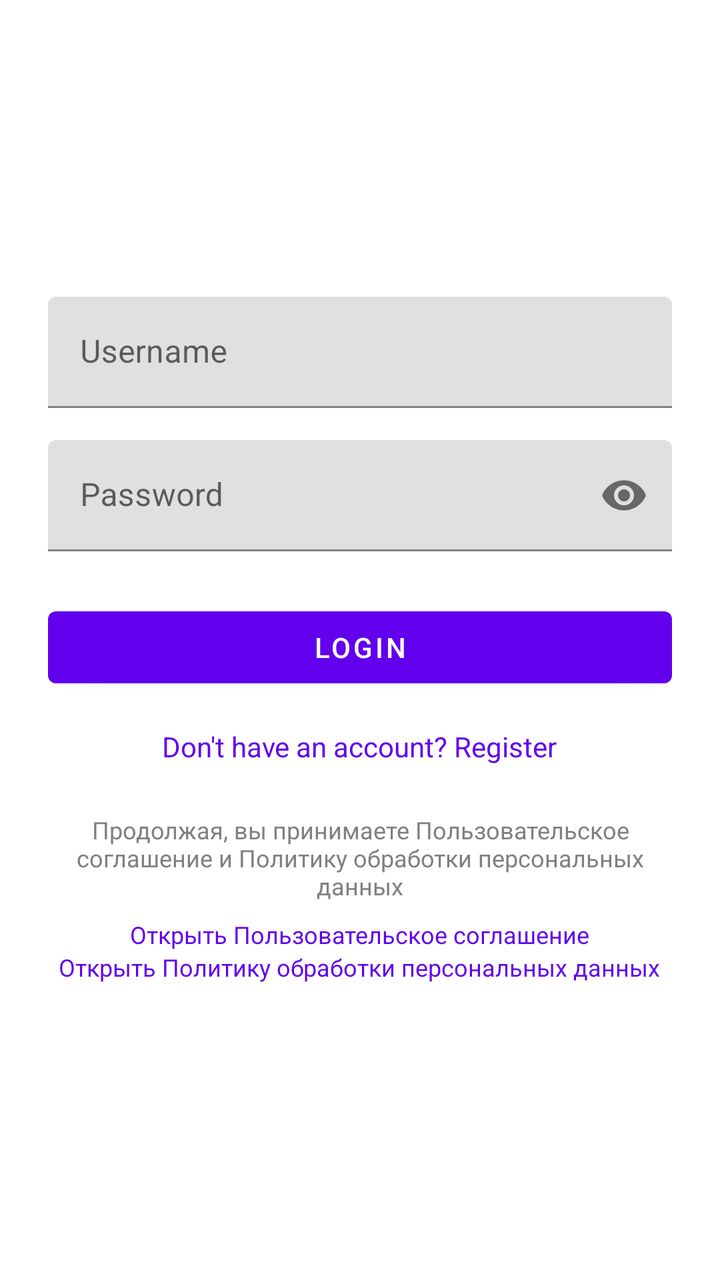
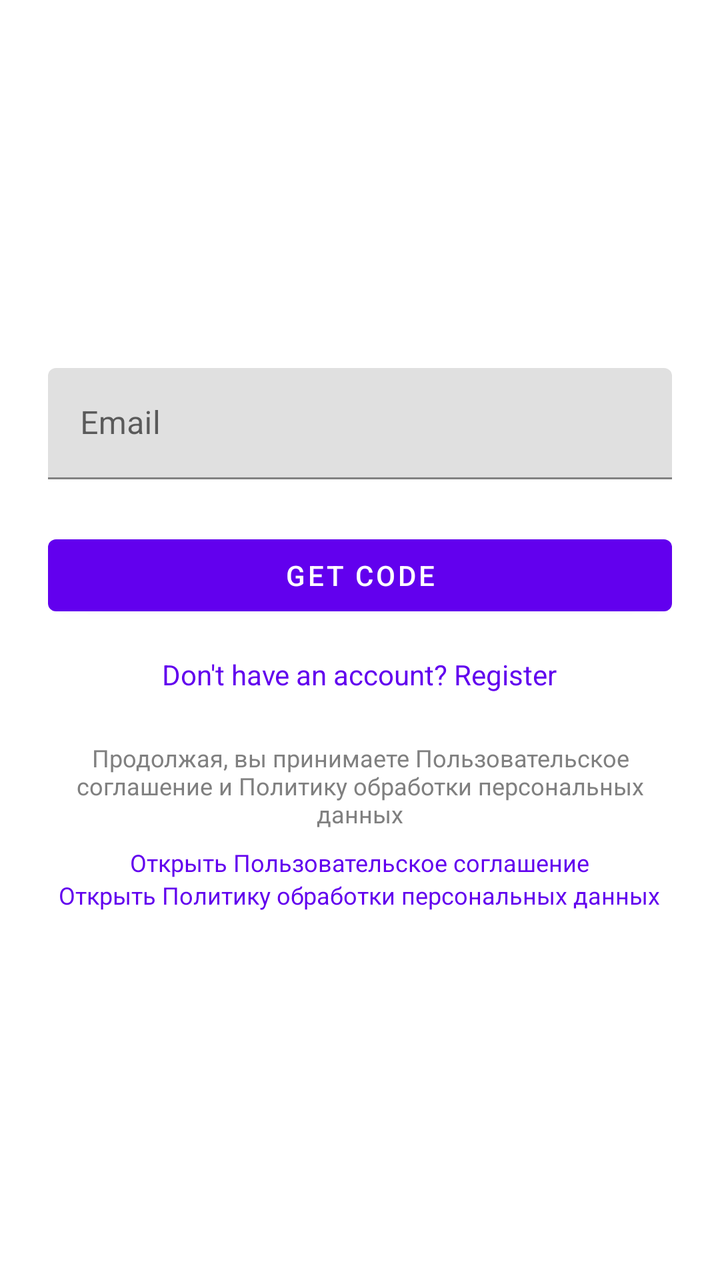

Two renders of the same Android screen: before a commit and after it. Below are the layout's source before the change and the commit's diff.
<!-- AndroidManifest.xml: application theme Theme.Muzea -->
<!-- res/layout/activity_login.xml -->
<?xml version="1.0" encoding="utf-8"?>
<LinearLayout xmlns:android="http://schemas.android.com/apk/res/android"
    xmlns:app="http://schemas.android.com/apk/res-auto"
    android:layout_width="match_parent"
    android:layout_height="match_parent"
    android:orientation="vertical"
    android:padding="24dp"
    android:gravity="center">

    <com.google.android.material.textfield.TextInputLayout
        android:layout_width="match_parent"
        android:layout_height="wrap_content"
        android:hint="@string/hint_username">

        <com.google.android.material.textfield.TextInputEditText
            android:id="@+id/etUsername"
            android:layout_width="match_parent"
            android:layout_height="wrap_content"
            android:inputType="text" />
    </com.google.android.material.textfield.TextInputLayout>

    <com.google.android.material.textfield.TextInputLayout
        android:layout_width="match_parent"
        android:layout_height="wrap_content"
        android:layout_marginTop="16dp"
        android:hint="@string/hint_password"
        app:passwordToggleEnabled="true">

        <com.google.android.material.textfield.TextInputEditText
            android:id="@+id/etPassword"
            android:layout_width="match_parent"
            android:layout_height="wrap_content"
            android:inputType="textPassword" />
    </com.google.android.material.textfield.TextInputLayout>

    <Button
        android:id="@+id/btnLogin"
        android:layout_width="match_parent"
        android:layout_height="wrap_content"
        android:layout_marginTop="24dp"
        android:text="@string/action_login" />

    <TextView
        android:id="@+id/tvRegister"
        android:layout_width="wrap_content"
        android:layout_height="wrap_content"
        android:layout_marginTop="16dp"
        android:text="@string/login_no_account"
        android:textColor="@color/purple_500"
        android:textSize="14sp" />

    <TextView
        android:id="@+id/tvLegalNote"
        android:layout_width="wrap_content"
        android:layout_height="wrap_content"
        android:layout_marginTop="24dp"
        android:text="@string/login_legal_note"
        android:textAlignment="center"
        android:textColor="@color/gray"
        android:textSize="12sp" />

    <TextView
        android:id="@+id/tvLegalTerms"
        android:layout_width="wrap_content"
        android:layout_height="wrap_content"
        android:layout_marginTop="8dp"
        android:text="@string/consent_open_terms"
        android:textColor="@color/purple_500"
        android:textSize="12sp" />

    <TextView
        android:id="@+id/tvLegalPolicy"
        android:layout_width="wrap_content"
        android:layout_height="wrap_content"
        android:text="@string/consent_open_policy"
        android:textColor="@color/purple_500"
        android:textSize="12sp" />

    <ProgressBar
        android:id="@+id/progressBar"
        android:layout_width="wrap_content"
        android:layout_height="wrap_content"
        android:layout_marginTop="16dp"
        android:visibility="gone" />

</LinearLayout>
<!-- resources referenced by this layout -->
<resources>
  <color name="gray">#FF808080</color>
  <color name="purple_500">#FF6200EE</color>
  <string name="action_login">Login</string>
  <string name="consent_open_policy">Открыть Политику обработки персональных данных</string>
  <string name="consent_open_terms">Открыть Пользовательское соглашение</string>
  <string name="hint_password">Password</string>
  <string name="hint_username">Username</string>
  <string name="login_legal_note">Продолжая, вы принимаете Пользовательское соглашение и Политику обработки персональных данных</string>
  <string name="login_no_account">Don\'t have an account? Register</string>
  <style name="Theme.Muzea" parent="Theme.MaterialComponents.DayNight.NoActionBar">
          <item name="colorPrimary">@color/purple_500</item>
          <item name="colorPrimaryVariant">@color/purple_700</item>
          <item name="colorOnPrimary">@color/white</item>
          <item name="colorSecondary">@color/teal_200</item>
          <item name="colorSecondaryVariant">@color/teal_700</item>
          <item name="colorOnSecondary">@color/black</item>
          <item name="android:statusBarColor">?attr/colorPrimaryVariant</item>
  
          
          <item name="materialButtonStyle">@style/Widget.MaterialComponents.Button</item>
          <item name="materialCardViewStyle">@style/Widget.MaterialComponents.CardView</item>
      </style>
  <color name="purple_700">#FF3700B3</color>
  <color name="white">#FFFFFFFF</color>
  <color name="teal_200">#FF03DAC5</color>
  <color name="teal_700">#FF018786</color>
  <color name="black">#FF000000</color>
</resources>

<!-- the commit's change to res/layout/activity_login.xml (unified diff, before → after) -->
@@ -10,27 +10,13 @@
     <com.google.android.material.textfield.TextInputLayout
         android:layout_width="match_parent"
         android:layout_height="wrap_content"
-        android:hint="@string/hint_username">
+        android:hint="@string/hint_email">
 
         <com.google.android.material.textfield.TextInputEditText
-            android:id="@+id/etUsername"
+            android:id="@+id/etEmail"
             android:layout_width="match_parent"
             android:layout_height="wrap_content"
-            android:inputType="text" />
-    </com.google.android.material.textfield.TextInputLayout>
-
-    <com.google.android.material.textfield.TextInputLayout
-        android:layout_width="match_parent"
-        android:layout_height="wrap_content"
-        android:layout_marginTop="16dp"
-        android:hint="@string/hint_password"
-        app:passwordToggleEnabled="true">
-
-        <com.google.android.material.textfield.TextInputEditText
-            android:id="@+id/etPassword"
-            android:layout_width="match_parent"
-            android:layout_height="wrap_content"
-            android:inputType="textPassword" />
+            android:inputType="textEmailAddress" />
     </com.google.android.material.textfield.TextInputLayout>
 
     <Button
@@ -38,7 +24,7 @@
         android:layout_width="match_parent"
         android:layout_height="wrap_content"
         android:layout_marginTop="24dp"
-        android:text="@string/action_login" />
+        android:text="@string/action_get_code" />
 
     <TextView
         android:id="@+id/tvRegister"
<!-- resource entries referenced after the edit -->
@@ -2,11 +2,10 @@
 <resources>
   <color name="gray">#FF808080</color>
   <color name="purple_500">#FF6200EE</color>
-  <string name="action_login">Login</string>
+  <string name="action_get_code">Get code</string>
   <string name="consent_open_policy">Открыть Политику обработки персональных данных</string>
   <string name="consent_open_terms">Открыть Пользовательское соглашение</string>
-  <string name="hint_password">Password</string>
-  <string name="hint_username">Username</string>
+  <string name="hint_email">Email</string>
   <string name="login_legal_note">Продолжая, вы принимаете Пользовательское соглашение и Политику обработки персональных данных</string>
   <string name="login_no_account">Don\'t have an account? Register</string>
   <style name="Theme.Muzea" parent="Theme.MaterialComponents.DayNight.NoActionBar">
